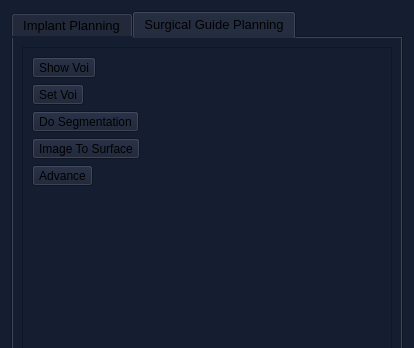
Old version of the form Apps/Dental/view/SCBDentalPlanningPipeline.ui in the repository wuzhuobin/MITK-Project; both pictures show x 0 to 414 and y 0 to 348 of the 414 by 882 pixel window.
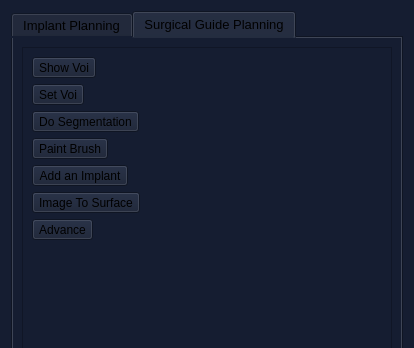
New version of the form. Icons and pictures are not drawn. Custom widgets are drawn as their Qt base class.

Commit message: Add paint brush button

The edit to the form file:
```diff
--- a/Apps/Dental/view/SCBDentalPlanningPipeline.ui
+++ b/Apps/Dental/view/SCBDentalPlanningPipeline.ui
@@ -2133,6 +2133,26 @@
             </attribute>
            </widget>
           </item>
+          <item>
+           <widget class="QToolButton" name="toolButtonSurgicalGuidePlanningPaintBrush">
+            <property name="text">
+             <string>Paint Brush</string>
+            </property>
+            <property name="checkable">
+             <bool>true</bool>
+            </property>
+            <attribute name="buttonGroup">
+             <string notr="true">buttonGroup</string>
+            </attribute>
+           </widget>
+          </item>
+          <item>
+           <widget class="QToolButton" name="toolButtonSurgicalGuidePlanningAddAnImplant">
+            <property name="text">
+             <string>Add an Implant</string>
+            </property>
+           </widget>
+          </item>
           <item>
            <widget class="QToolButton" name="toolButtonSurgicalGuidePlanningImageToSurface">
             <property name="text">
```
The commit also changes 2 other files.
